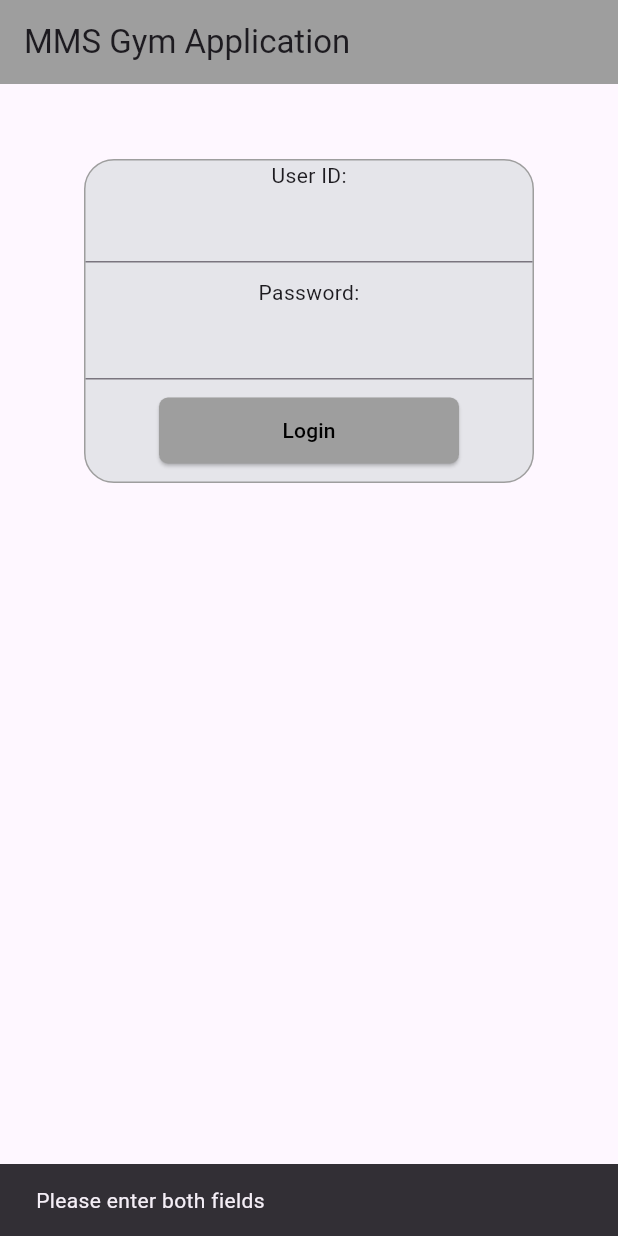
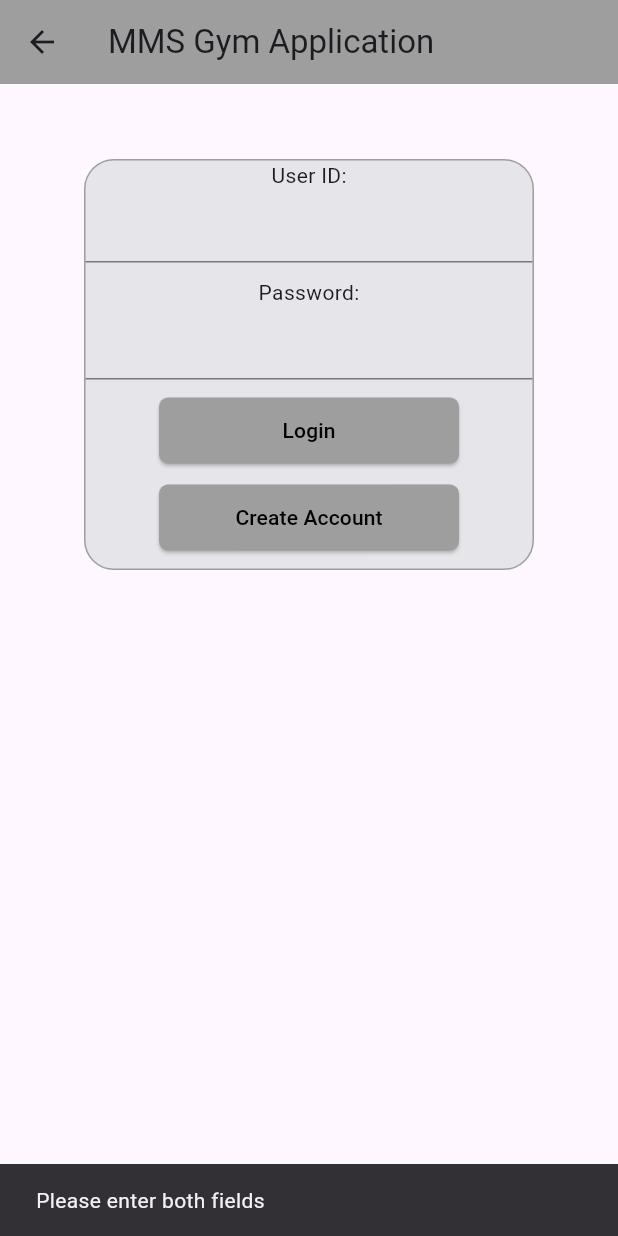
Before and after one commit to MatthewMacri/AppDevProject, a Flutter app: the LoginScreen screen opened directly, after a tap on "Login", on a phone screen of 412 x 824 dp. Run offline on Flutter 3.47's test engine with Material 3 defaults, Android fonts, the phone set to English and light mode, and no system bars; our stand-ins replace cloud_firestore, firebase_core; accounts and stored records are empty.

Commit message:
Added create member account screen and saves to database and fixed the status of membership

```diff
--- a/appdev2project/lib/loginpage.dart
+++ b/appdev2project/lib/loginpage.dart
@@ -4,6 +4,7 @@ import 'package:cloud_firestore/cloud_firestore.dart';
 import 'package:firebase_core/firebase_core.dart';
 
 import 'memberMainMenuPage.dart';
+import 'createMemberAccount.dart';
 
 Future<void> main() async{
   WidgetsFlutterBinding.ensureInitialized();
@@ -44,9 +45,8 @@ class _LoginScreenState extends State<LoginScreen> {
 
 
   Future<void> login() async {
-    String userId = this.userId.text;
-    String password = this.password.text;
-
+    String userId = this.userId.text.trim();
+    String password = this.password.text.trim();
 
     if (userId.isEmpty || password.isEmpty) {
       ScaffoldMessenger.of(context).showSnackBar(
@@ -63,20 +63,37 @@ class _LoginScreenState extends State<LoginScreen> {
         if (data != null && data is Map<String, dynamic>) {
           if (data['userId'] == userId && data['password'] == password) {
             found = true;
-            if(data['type'] == "member") {
+
+            Timestamp expireTimestamp = data['expireDate'];
+            DateTime expireDate = expireTimestamp.toDate();
+            DateTime now = DateTime.now();
+
+            if (expireDate.isBefore(now)) {
+              await firestore.collection('users').doc(doc.id).update({
+                'status': 'expired',
+              });
+
+              ScaffoldMessenger.of(context).showSnackBar(
+                SnackBar(content: Text("Membership has expired.")),
+              );
+              return;
+            }
+
+            if (data['type'] == "member") {
               Navigator.push(
                 context,
                 MaterialPageRoute(
-                    builder: (context) => memberMainMenuPage(doc.id)),
+                  builder: (context) => memberMainMenuPage(doc.id),
+                ),
               );
-            } else {
+            } else if (data['type'] == "employee"){
               Navigator.push(
                 context,
                 MaterialPageRoute(
-                    builder: (context) => memberMainMenuPage(userId)),
+                  builder: (context) => memberMainMenuPage(userId),
+                ),
               );
             }
-
             break;
           }
         }
@@ -88,11 +105,12 @@ class _LoginScreenState extends State<LoginScreen> {
         );
       }
     } catch (e) {
-      print(e);
+      print("Login error: $e");
+      ScaffoldMessenger.of(context).showSnackBar(
+        SnackBar(content: Text("An error occurred during login")),
+      );
     }
   }
-
-
 
   @override
   Widget build(BuildContext context) {
@@ -128,7 +146,26 @@ class _LoginScreenState extends State<LoginScreen> {
                         shape: RoundedRectangleBorder(
                           borderRadius: BorderRadius.circular(6),
                         ),),),
-                    SizedBox(height: 10,)
+                    SizedBox(height: 10,),
+                    ElevatedButton(
+                      onPressed: () {
+                        Navigator.push(
+                          context,
+                          MaterialPageRoute(
+                              builder: (context) => CreateMemberAccount()),
+                        );
+                      },
+                      child: Text('Create Account'),
+                      style: ElevatedButton.styleFrom(
+                        minimumSize: Size(200, 44),
+                        backgroundColor: Colors.grey,
+                        foregroundColor: Colors.black,
+                        shape: RoundedRectangleBorder(
+                          borderRadius: BorderRadius.circular(6),
+                        ),
+                      ),
+                    ),
+                    SizedBox(height: 10,),
                   ],
                 ),
                 decoration: BoxDecoration(
@@ -136,11 +173,11 @@ class _LoginScreenState extends State<LoginScreen> {
                     borderRadius: BorderRadius.circular(20),
                     color: CupertinoColors.lightBackgroundGray
                 ),
-              )
+              ),
+              SizedBox(height: 20,),
             ],
           ),
         )
-
     );
   }
 }
```
Also changed, not shown: appdev2project/lib/createMemberAccount.dart (added, +175 -0 lines), appdev2project/pubspec.lock, 4 other files. Lines whose indentation alone changed are shown as unchanged.
